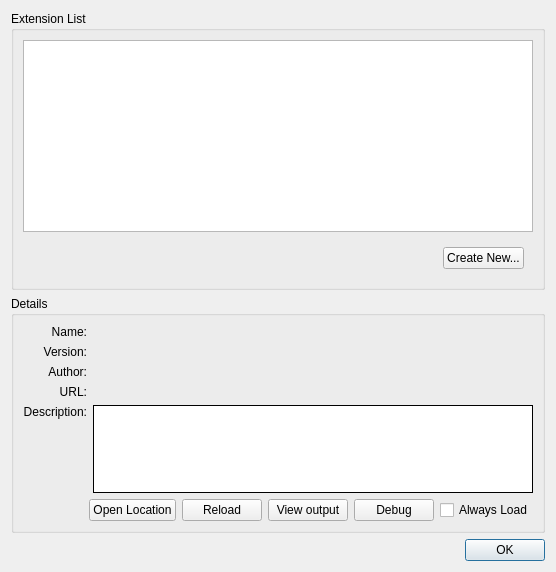
anholt/renderdoc, file qrenderdoc/Windows/Dialogs/ExtensionManager.ui: the form before one commit.
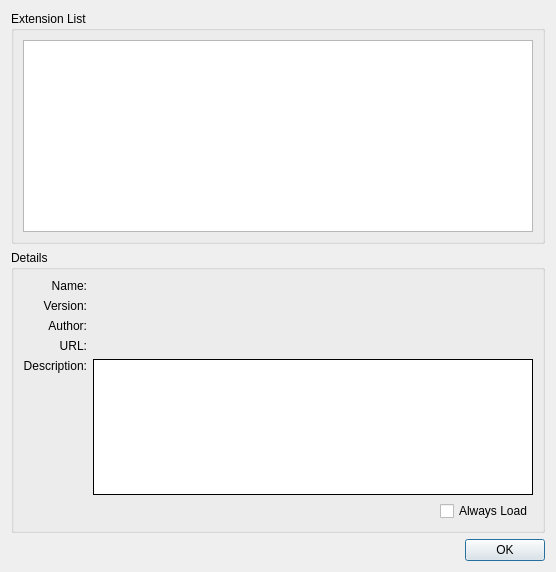
The form after the commit. Custom widgets are drawn as their Qt base class.

Commit message:
Move new extension creation wizard to python scripting
* We remove the operations and interactions from the extension manager and leave
  it purely for browsing extensions and enabling/disabling them.

The edit to the form file:
```diff
--- a/qrenderdoc/Windows/Dialogs/ExtensionManager.ui
+++ b/qrenderdoc/Windows/Dialogs/ExtensionManager.ui
@@ -50,32 +50,6 @@
         </property>
        </widget>
       </item>
-      <item>
-       <widget class="QWidget" name="createContainer" native="true">
-        <layout class="QHBoxLayout" name="horizontalLayout">
-         <item>
-          <spacer name="horizontalSpacer_2">
-           <property name="orientation">
-            <enum>Qt::Horizontal</enum>
-           </property>
-           <property name="sizeHint" stdset="0">
-            <size>
-             <width>40</width>
-             <height>20</height>
-            </size>
-           </property>
-          </spacer>
-         </item>
-         <item>
-          <widget class="QPushButton" name="createExtension">
-           <property name="text">
-            <string>Create New...</string>
-           </property>
-          </widget>
-         </item>
-        </layout>
-       </widget>
-      </item>
      </layout>
     </widget>
    </item>
@@ -236,34 +210,6 @@
             </property>
            </spacer>
           </item>
-          <item>
-           <widget class="QPushButton" name="openLocation">
-            <property name="text">
-             <string>Open Location</string>
-            </property>
-           </widget>
-          </item>
-          <item>
-           <widget class="QPushButton" name="reload">
-            <property name="text">
-             <string>Reload</string>
-            </property>
-           </widget>
-          </item>
-          <item>
-           <widget class="QPushButton" name="output">
-            <property name="text">
-             <string>View output</string>
-            </property>
-           </widget>
-          </item>
-          <item>
-           <widget class="QPushButton" name="debug">
-            <property name="text">
-             <string>Debug</string>
-            </property>
-           </widget>
-          </item>
           <item>
            <widget class="QCheckBox" name="alwaysLoad">
             <property name="text">
```
The commit also changes 6 other files.
